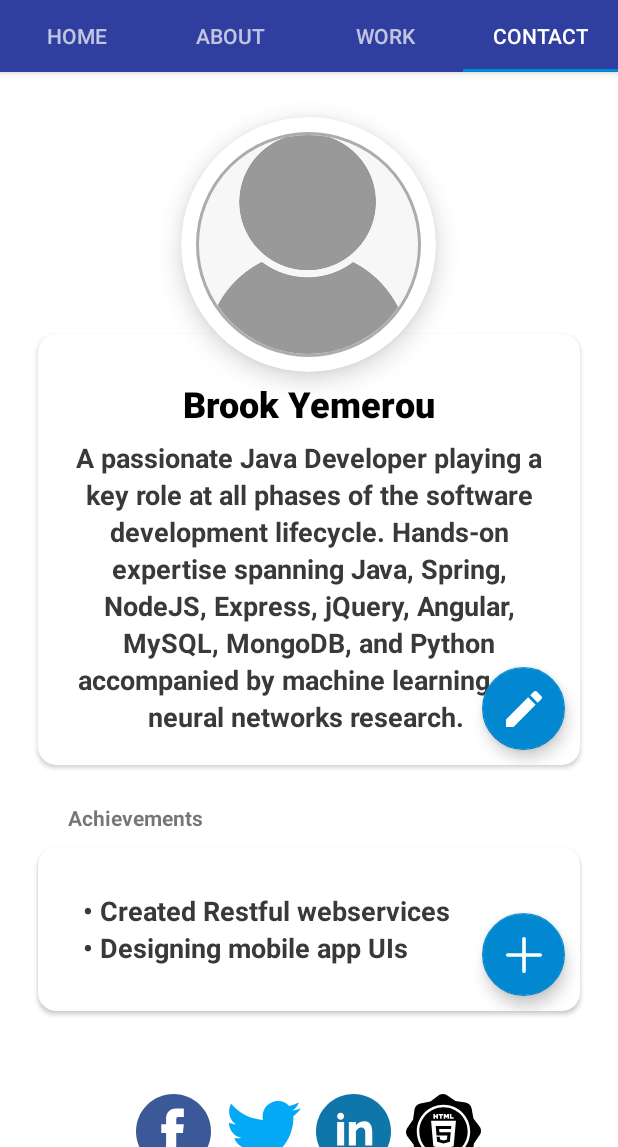
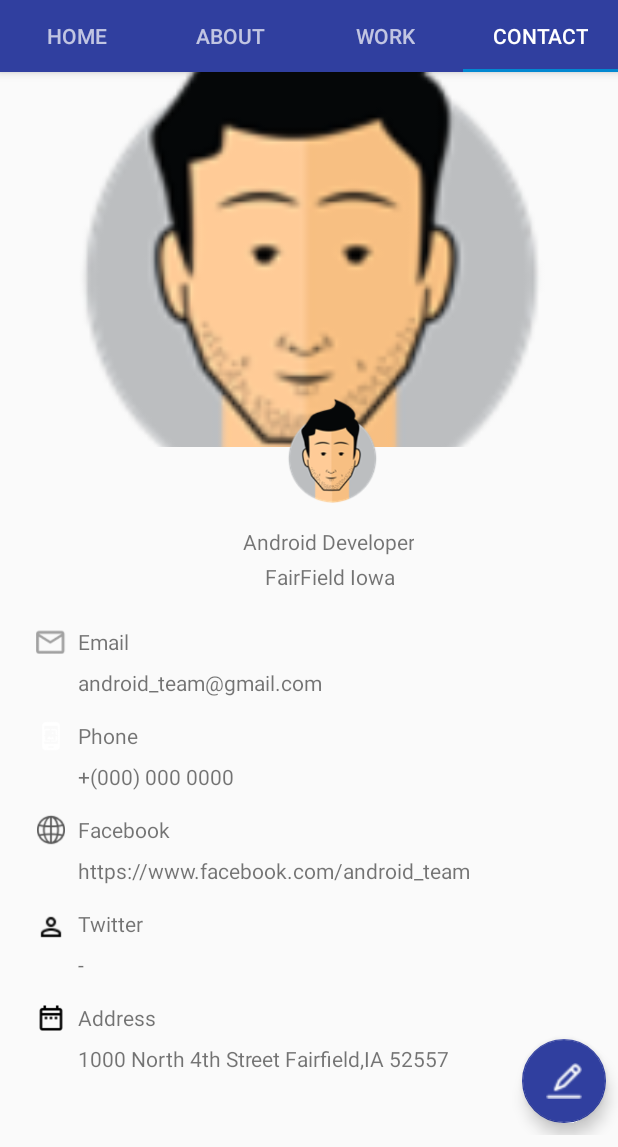
Before and after one commit to MihreteabKidane/Assignment-6, an Android app: the screen it shows after launch (MainActivity), tab 4 chosen, on a phone screen of 412 x 824 dp, the part 89-1236 px from its top. Run offline under Robolectric (Android 15) with nearby library versions, the light colour scheme and no system bars; Roboto replaces fonts that are not available here.

Commit message:
Last Update

```diff
--- a/app/src/main/java/com/example/cvapp/ui/main/SectionsPagerAdapter.kt
+++ b/app/src/main/java/com/example/cvapp/ui/main/SectionsPagerAdapter.kt
@@ -6,7 +6,7 @@ import androidx.fragment.app.FragmentManager
 import androidx.fragment.app.FragmentPagerAdapter
 import com.example.cvapp.ui.main.home.HomeFragment
 import com.example.cvapp.ui.main.work.WorkFragment
-
+import com.example.cvapp.ui.main.contact.ContactFragment
 /**
  * A [FragmentPagerAdapter] that returns a fragment corresponding to
  * one of the sections/tabs/pages.
@@ -21,7 +21,7 @@ class SectionsPagerAdapter(private val context: Context, fm: FragmentManager)
             0 -> HomeFragment.newInstance("Home", "param2")
             1 -> HomeFragment.newInstance("About", "param2")
             2 -> WorkFragment.newInstance("Work", "param2")
-            3 -> HomeFragment.newInstance("Contact", "param2")
+            3 -> ContactFragment.newInstance("Contact", "param2")
             else -> HomeFragment.newInstance("Home", "param2")
         }
     }
--- a/app/src/main/java/com/example/cvapp/ui/main/contact/ContactFragment.kt
+++ b/app/src/main/java/com/example/cvapp/ui/main/contact/ContactFragment.kt
@@ -1,4 +1,46 @@
 package com.example.cvapp.ui.main.contact
 
-class ContactFragment {
+import android.os.Bundle
+import androidx.fragment.app.Fragment
+import android.view.LayoutInflater
+import android.view.View
+import android.view.ViewGroup
+import androidx.fragment.app.FragmentManager
+import com.example.cvapp.R
+import com.example.cvapp.ui.main.work.WorkFragment
+
+/**
+ * A simple [Fragment] subclass.
+ */
+
+private const val ARG_PARAM1 = "param1"
+class ContactFragment : Fragment() {
+
+    override fun onCreateView(
+            inflater: LayoutInflater, container: ViewGroup?,
+            savedInstanceState: Bundle?
+    ): View? {
+        // Inflate the layout for this fragment
+
+        return inflater.inflate(R.layout.fragment_contact, container, false)
+    }
+    companion object {
+        /**
+         * Use this factory method to create a new instance of
+         * this fragment using the provided parameters.
+         *
+         * @param param1 Parameter 1.
+         * @param param2 Parameter 2.
+         * @return A new instance of fragment HomeFragment.
+         */
+        // TODO: Rename and change types and number of parameters
+        @JvmStatic
+        fun newInstance(param1: String, param2: String) =
+                ContactFragment().apply {
+                    arguments = Bundle().apply {
+                        putString(com.example.cvapp.ui.main.contact.ARG_PARAM1, param1)
+                    }
+                }
+    }
+
 }
--- /dev/null
+++ b/app/src/main/java/com/example/cvapp/ui/main/contact/ContactViewModel.kt
@@ -0,0 +1,18 @@
+package com.example.cvapp.ui.main.contact
+
+import androidx.lifecycle.LiveData
+import androidx.lifecycle.MutableLiveData
+import androidx.lifecycle.Transformations
+import androidx.lifecycle.ViewModel
+
+class ContactViewModel : ViewModel() {
+
+    private val _contact = MutableLiveData<Int>()
+    val text: LiveData<String> = Transformations.map(_contact) {
+        "Hello world from section: $it"
+    }
+
+    fun setIndex(index: Int) {
+        _contact.value = index
+    }
+}
--- /dev/null
+++ b/app/src/main/res/layout/fragment_contact.xml
@@ -0,0 +1,331 @@
+<?xml version="1.0" encoding="utf-8"?>
+<androidx.coordinatorlayout.widget.CoordinatorLayout xmlns:android="http://schemas.android.com/apk/res/android"
+    xmlns:app="http://schemas.android.com/apk/res-auto"
+    xmlns:tools="http://schemas.android.com/tools"
+    android:layout_width="match_parent"
+    android:layout_height="match_parent">
+
+
+    <androidx.constraintlayout.widget.ConstraintLayout
+        android:layout_width="match_parent"
+        android:layout_height="match_parent"
+        app:layout_behavior="@string/appbar_scrolling_view_behavior">
+
+
+        <androidx.core.widget.NestedScrollView
+            android:layout_width="match_parent"
+            android:layout_height="match_parent"
+            android:layout_marginBottom="8dp"
+            android:fillViewport="true"
+            app:layout_constraintBottom_toBottomOf="parent"
+            app:layout_constraintEnd_toEndOf="parent"
+            app:layout_constraintStart_toStartOf="parent"
+            app:layout_constraintTop_toTopOf="parent">
+
+
+            <androidx.constraintlayout.widget.ConstraintLayout
+                android:layout_width="match_parent"
+                android:layout_height="match_parent">
+
+                <ImageView
+                    android:id="@+id/profileHeaderImageView"
+                    android:layout_width="0dp"
+                    android:layout_height="250dp"
+                    android:contentDescription="No Contnet"
+                    android:scaleType="centerCrop"
+                    app:layout_constraintEnd_toEndOf="parent"
+                    app:layout_constraintStart_toStartOf="parent"
+                    app:layout_constraintTop_toTopOf="parent"
+                    android:src="@drawable/user_image"
+                    tools:srcCompat="@drawable/baseline_image_black_24" />
+
+                <ImageView
+                    android:id="@+id/profileImageView"
+                    android:layout_width="80dp"
+                    android:layout_height="80dp"
+                    android:layout_marginEnd="8dp"
+                    android:layout_marginStart="8dp"
+                    android:layout_marginTop="215dp"
+                    android:scaleType="centerCrop"
+                    app:layout_constraintEnd_toEndOf="parent"
+                    app:layout_constraintHorizontal_bias="0.548"
+                    app:layout_constraintStart_toStartOf="parent"
+                    app:layout_constraintTop_toTopOf="parent"
+                    android:src="@drawable/user_image"
+                    tools:srcCompat="@drawable/baseline_image_black_24" />
+
+                <TextView
+                    android:id="@+id/nameTextView"
+                    android:layout_width="wrap_content"
+                    android:layout_height="wrap_content"
+                    android:layout_marginStart="8dp"
+                    android:layout_marginTop="8dp"
+                    android:layout_marginEnd="8dp"
+                    android:text="Android Developer"
+                    android:textAlignment="center"
+                    android:textSize="14sp"
+                    app:layout_constraintEnd_toEndOf="parent"
+                    app:layout_constraintHorizontal_bias="0.545"
+                    app:layout_constraintStart_toStartOf="parent"
+                    app:layout_constraintTop_toBottomOf="@+id/profileImageView"
+                    android:gravity="center_horizontal" />
+
+                <TextView
+                    android:id="@+id/cityTextView"
+                    android:layout_width="wrap_content"
+                    android:layout_height="wrap_content"
+                    android:layout_marginStart="8dp"
+                    android:layout_marginTop="4dp"
+                    android:layout_marginEnd="8dp"
+                    android:text="FairField Iowa"
+                    android:textAlignment="center"
+                    android:textSize="14sp"
+                    app:layout_constraintEnd_toEndOf="parent"
+                    app:layout_constraintHorizontal_bias="0.544"
+                    app:layout_constraintStart_toStartOf="parent"
+                    app:layout_constraintTop_toBottomOf="@+id/nameTextView"
+                    android:gravity="center_horizontal" />
+
+                <LinearLayout
+                    android:id="@+id/linearLayout9"
+                    android:layout_width="match_parent"
+                    android:layout_height="wrap_content"
+                    android:layout_marginTop="8dp"
+                    android:orientation="horizontal"
+                    app:layout_constraintEnd_toEndOf="parent"
+                    app:layout_constraintStart_toStartOf="parent"
+                    app:layout_constraintTop_toBottomOf="@+id/cityTextView">
+
+ <!-- The edit button should be here -->
+
+                </LinearLayout>
+
+                <TextView
+                    android:id="@+id/textView74"
+                    android:layout_width="0dp"
+                    android:layout_height="wrap_content"
+                    android:layout_marginEnd="8dp"
+                    android:layout_marginStart="8dp"
+                    android:layout_marginTop="16dp"
+                    android:text="Email"
+                    android:textAlignment="viewStart"
+                    android:textSize="14sp"
+                    app:layout_constraintEnd_toEndOf="parent"
+                    app:layout_constraintStart_toEndOf="@+id/imageView49"
+                    app:layout_constraintTop_toBottomOf="@+id/linearLayout9"
+                    android:gravity="start" />
+
+                <ImageView
+                    android:id="@+id/imageView49"
+                    android:layout_width="20dp"
+                    android:layout_height="20dp"
+                    android:layout_marginStart="24dp"
+                    android:layout_marginTop="16dp"
+                    android:contentDescription="No Content"
+                    app:layout_constraintStart_toStartOf="parent"
+                    app:layout_constraintTop_toBottomOf="@+id/linearLayout9"
+                    app:srcCompat="@drawable/baseline_mail_24"
+                    android:layout_marginLeft="24dp" />
+
+                <TextView
+                    android:id="@+id/emailTextView"
+                    android:layout_width="0dp"
+                    android:layout_height="wrap_content"
+                    android:layout_marginStart="8dp"
+                    android:layout_marginTop="8dp"
+                    android:layout_marginEnd="8dp"
+                    android:text="android_team@gmail.com"
+                    android:textAlignment="viewStart"
+                    android:textSize="14sp"
+                    app:layout_constraintEnd_toEndOf="parent"
+                    app:layout_constraintStart_toEndOf="@+id/imageView49"
+                    app:layout_constraintTop_toBottomOf="@+id/textView74"
+                    android:gravity="start" />
+
+                <ImageView
+                    android:id="@+id/imageView52"
+                    android:layout_width="20dp"
+                    android:layout_height="20dp"
+                    android:layout_marginStart="24dp"
+                    android:layout_marginTop="16dp"
+                    app:layout_constraintStart_toStartOf="parent"
+                    app:layout_constraintTop_toBottomOf="@+id/emailTextView"
+                    app:srcCompat="@drawable/baseline_phone"
+                    android:layout_marginLeft="24dp" />
+
+                <TextView
+                    android:id="@+id/textView76"
+                    android:layout_width="0dp"
+                    android:layout_height="wrap_content"
+                    android:layout_marginEnd="8dp"
+                    android:layout_marginStart="8dp"
+                    android:layout_marginTop="16dp"
+                    android:text="Phone"
+                    android:textAlignment="viewStart"
+                    android:textSize="14sp"
+                    app:layout_constraintEnd_toEndOf="parent"
+                    app:layout_constraintStart_toEndOf="@+id/imageView52"
+                    app:layout_constraintTop_toBottomOf="@+id/emailTextView"
+                    android:gravity="start" />
+
+                <TextView
+                    android:id="@+id/phoneTextView"
+                    android:layout_width="0dp"
+                    android:layout_height="wrap_content"
+                    android:layout_marginStart="8dp"
+                    android:layout_marginTop="8dp"
+                    android:layout_marginEnd="8dp"
+                    android:text="+(000) 000 0000"
+                    android:textAlignment="viewStart"
+                    android:textSize="14sp"
+                    app:layout_constraintEnd_toEndOf="parent"
+                    app:layout_constraintStart_toEndOf="@+id/imageView52"
+                    app:layout_constraintTop_toBottomOf="@+id/textView76"
+                    android:gravity="start" />
+
+                <ImageView
+                    android:id="@+id/imageView54"
+                    android:layout_width="20dp"
+                    android:layout_height="20dp"
+                    android:layout_marginStart="24dp"
+                    android:layout_marginTop="16dp"
+                    app:layout_constraintStart_toStartOf="parent"
+                    app:layout_constraintTop_toBottomOf="@+id/phoneTextView"
+                    app:srcCompat="@drawable/baseline_website"
+                    android:layout_marginLeft="24dp" />
+
+                <TextView
+                    android:id="@+id/textView78"
+                    android:layout_width="0dp"
+                    android:layout_height="wrap_content"
+                    android:layout_marginStart="8dp"
+                    android:layout_marginTop="16dp"
+                    android:layout_marginEnd="8dp"
+                    android:text="Facebook"
+                    android:textAlignment="viewStart"
+                    android:textSize="14sp"
+                    app:layout_constraintEnd_toEndOf="parent"
+                    app:layout_constraintStart_toEndOf="@+id/imageView54"
+                    app:layout_constraintTop_toBottomOf="@+id/phoneTextView"
+                    android:gravity="start" />
+
+                <TextView
+                    android:id="@+id/websiteTextView"
+                    android:layout_width="0dp"
+                    android:layout_height="wrap_content"
+                    android:layout_marginStart="8dp"
+                    android:layout_marginTop="8dp"
+                    android:layout_marginEnd="8dp"
+                    android:text="https://www.facebook.com/android_team"
+                    android:textAlignment="viewStart"
+                    android:textSize="14sp"
+                    app:layout_constraintEnd_toEndOf="parent"
+                    app:layout_constraintStart_toEndOf="@+id/imageView54"
+                    app:layout_constraintTop_toBottomOf="@+id/textView78"
+                    android:gravity="start" />
+
+                <ImageView
+                    android:id="@+id/imageView55"
+                    android:layout_width="20dp"
+                    android:layout_height="wrap_content"
+                    android:layout_marginStart="24dp"
+                    android:layout_marginTop="16dp"
+                    app:layout_constraintStart_toStartOf="parent"
+                    app:layout_constraintTop_toBottomOf="@+id/websiteTextView"
+                    app:srcCompat="@drawable/baseline_person_outline_black_24"
+                    android:layout_marginLeft="24dp" />
+
+                <TextView
+                    android:id="@+id/textView23"
+                    android:layout_width="0dp"
+                    android:layout_height="wrap_content"
+                    android:layout_marginStart="8dp"
+                    android:layout_marginTop="16dp"
+                    android:layout_marginEnd="8dp"
+                    android:text="Twitter"
+                    android:textAlignment="viewStart"
+                    android:textSize="14sp"
+                    app:layout_constraintEnd_toEndOf="parent"
+                    app:layout_constraintHorizontal_bias="0.0"
+                    app:layout_constraintStart_toEndOf="@+id/imageView55"
+                    app:layout_constraintTop_toBottomOf="@+id/websiteTextView"
+                    android:gravity="start" />
+
+                <TextView
+                    android:id="@+id/textView27"
+                    android:layout_width="0dp"
+                    android:layout_height="wrap_content"
+                    android:layout_marginStart="8dp"
+                    android:layout_marginTop="8dp"
+                    android:layout_marginEnd="8dp"
+                    android:text="-"
+                    android:textAlignment="viewStart"
+                    android:textSize="14sp"
+                    app:layout_constraintEnd_toEndOf="parent"
+                    app:layout_constraintStart_toEndOf="@+id/imageView55"
+                    app:layout_constraintTop_toBottomOf="@+id/textView23"
+                    android:gravity="start" />
+
+                <ImageView
+                    android:id="@+id/imageView26"
+                    android:layout_width="20dp"
+                    android:layout_height="20dp"
+                    android:layout_marginStart="24dp"
+                    android:layout_marginTop="16dp"
+                    app:layout_constraintStart_toStartOf="parent"
+                    app:layout_constraintTop_toBottomOf="@+id/textView27"
+                    app:srcCompat="@drawable/baseline_date_range_black_24"
+                    android:layout_marginLeft="24dp" />
+
+                <TextView
+                    android:id="@+id/textView29"
+                    android:layout_width="0dp"
+                    android:layout_height="wrap_content"
+                    android:layout_marginStart="8dp"
+                    android:layout_marginTop="16dp"
+                    android:layout_marginEnd="8dp"
+                    android:text="Address"
+                    android:textAlignment="viewStart"
+                    android:textSize="14sp"
+                    app:layout_constraintEnd_toEndOf="parent"
+                    app:layout_constraintStart_toEndOf="@+id/imageView26"
+                    app:layout_constraintTop_toBottomOf="@+id/textView27"
+                    android:gravity="start" />
+
+                <TextView
+                    android:id="@+id/textView31"
+                    android:layout_width="0dp"
+                    android:layout_height="wrap_content"
+                    android:layout_marginStart="8dp"
+                    android:layout_marginTop="8dp"
+                    android:layout_marginEnd="8dp"
+                    android:text="1000 North 4th Street Fairfield,IA 52557"
+                    android:textAlignment="viewStart"
+                    android:textSize="14sp"
+                    app:layout_constraintEnd_toEndOf="parent"
+                    app:layout_constraintStart_toEndOf="@+id/imageView26"
+                    app:layout_constraintTop_toBottomOf="@+id/textView29"
+                    android:gravity="start" />
+
+                <com.google.android.material.floatingactionbutton.FloatingActionButton
+                    android:id="@+id/editFAB"
+                    android:layout_width="wrap_content"
+                    android:layout_height="wrap_content"
+                    android:layout_marginBottom="8dp"
+                    android:layout_marginEnd="8dp"
+                    android:clickable="true"
+                    app:backgroundTint="@color/colorPrimary"
+                    app:layout_constraintBottom_toBottomOf="parent"
+                    app:layout_constraintEnd_toEndOf="parent"
+                    app:srcCompat="@drawable/baseline_profile_edit_pen_24"
+                    android:layout_marginRight="8dp" />
+
+
+            </androidx.constraintlayout.widget.ConstraintLayout>
+        </androidx.core.widget.NestedScrollView>
+
+
+    </androidx.constraintlayout.widget.ConstraintLayout>
+
+
+</androidx.coordinatorlayout.widget.CoordinatorLayout>
--- a/app/src/main/res/layout/fragment_home.xml
+++ b/app/src/main/res/layout/fragment_home.xml
@@ -75,12 +75,13 @@
                     android:textColor="#000000"
                     android:textSize="24sp"
                     android:textStyle="bold" />
+
                 <TextView
                     android:id="@+id/bio"
+                    style="@style/TextStyle"
                     android:layout_width="match_parent"
                     android:layout_height="wrap_content"
-                    android:text="Bio"
-                    style="@style/TextStyle"/>
+                    android:text="Bio" />
 
                 <com.google.android.material.floatingactionbutton.FloatingActionButton
                     android:id="@+id/editBio"
```
Also changed, not shown: app/gradle/wrapper/gradle-wrapper.properties (added), app/src/main/res/drawable/baseline_date_range_black_24.png (added), app/src/main/res/drawable/baseline_image_black_24.png (added), app/src/main/res/drawable/baseline_mail_24.png (added), app/src/main/res/drawable/baseline_person_outline_black_24.png (added), app/src/main/res/drawable/baseline_phone.png (added), app/src/main/res/drawable/baseline_profile_edit_pen_24.png (added), app/src/main/res/drawable/baseline_website.png (added), app/src/main/res/drawable/user_image.jpeg (added), 4 other files.
